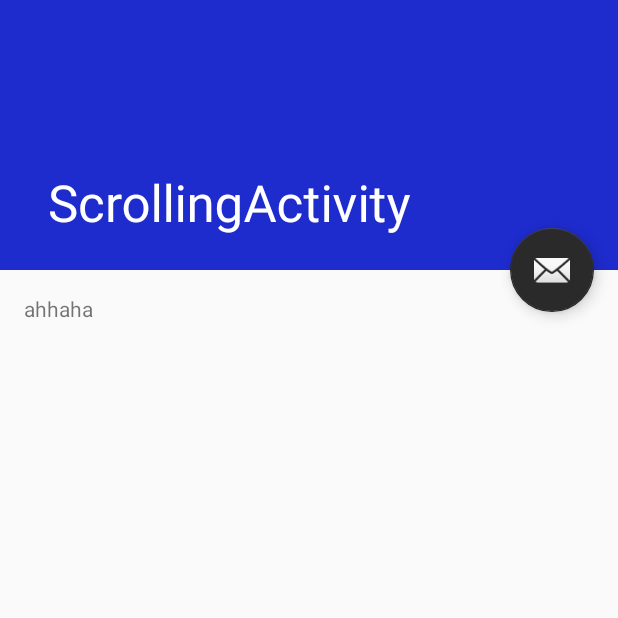
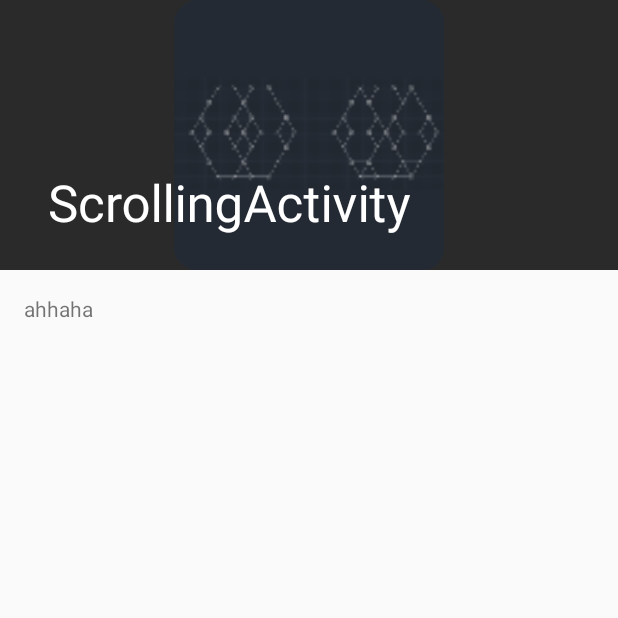
Before and after one commit to msliao12/PhonePinServiceRescuee, an Android app: the ScrollingActivity screen opened directly, with no data from a screen before it, on a phone screen of 412 x 824 dp, the top half of it. Run offline under Robolectric (Android 15) with nearby library versions, the phone set to English and light mode, and no system bars.

Commit message:
minor aesthetics

```diff
--- a/app/src/main/AndroidManifest.xml
+++ b/app/src/main/AndroidManifest.xml
@@ -14,7 +14,7 @@
         android:name=".AppChannel"
         android:allowBackup="true"
         android:icon="@mipmap/ic_launcher"
-        android:label="@string/app_name"
+        android:label="Disaster Rescue"
         android:roundIcon="@mipmap/ic_launcher_round"
         android:supportsRtl="true"
         android:theme="@style/AppTheme">
--- a/app/src/main/java/com/example/phonepinservicerescuee/ScrollingActivity.java
+++ b/app/src/main/java/com/example/phonepinservicerescuee/ScrollingActivity.java
@@ -16,13 +16,6 @@ public class ScrollingActivity extends AppCompatActivity {
         Toolbar toolbar = (Toolbar) findViewById(R.id.toolbar);
         setSupportActionBar(toolbar);
 
-        FloatingActionButton fab = (FloatingActionButton) findViewById(R.id.fab);
-        fab.setOnClickListener(new View.OnClickListener() {
-            @Override
-            public void onClick(View view) {
-                Snackbar.make(view, "Replace with your own action", Snackbar.LENGTH_LONG)
-                        .setAction("Action", null).show();
-            }
-        });
+
     }
-}
+};
--- a/app/src/main/res/layout/activity_scrolling.xml
+++ b/app/src/main/res/layout/activity_scrolling.xml
@@ -30,18 +30,18 @@
                 app:layout_collapseMode="pin"
                 app:popupTheme="@style/AppTheme.PopupOverlay" />
 
+            <ImageView
+                android:id="@+id/imageView5"
+                android:layout_width="match_parent"
+                android:layout_height="match_parent"
+                android:adjustViewBounds="true"
+                android:contentDescription="@string/meshpng"
+                app:srcCompat="@mipmap/about_main"
+                tools:paddingLeft="@dimen/activity_horizontal_margin" />
+
         </android.support.design.widget.CollapsingToolbarLayout>
     </android.support.design.widget.AppBarLayout>
 
     <include layout="@layout/content_scrolling" />
 
-    <android.support.design.widget.FloatingActionButton
-        android:id="@+id/fab"
-        android:layout_width="wrap_content"
-        android:layout_height="wrap_content"
-        android:layout_margin="@dimen/fab_margin"
-        app:layout_anchor="@id/app_bar"
-        app:layout_anchorGravity="bottom|end"
-        app:srcCompat="@android:drawable/ic_dialog_email" />
-
 </android.support.design.widget.CoordinatorLayout>
--- a/app/src/main/res/values/colors.xml
+++ b/app/src/main/res/values/colors.xml
@@ -1,6 +1,6 @@
 <?xml version="1.0" encoding="utf-8"?>
 <resources>
-    <color name="colorPrimary">#1E2BCD</color>
+    <color name="colorPrimary">#2A2A2A</color>
     <color name="colorPrimaryDark">#252525</color>
     <color name="colorAccent">#2A2A2A</color>
     <color name="colorMain">#FFFFFF</color>
--- a/app/src/main/res/values/strings.xml
+++ b/app/src/main/res/values/strings.xml
@@ -12,4 +12,5 @@
     <string name="title_activity_scrolling">ScrollingActivity</string>
     <string name="action_settings">Settings</string>
     <string name="large_text">ahhaha</string>
+    <string name="meshpng">meshpng</string>
 </resources>
```
Also changed, not shown: app/src/main/res/layout/activity_main.xml (+4 -6 lines).
